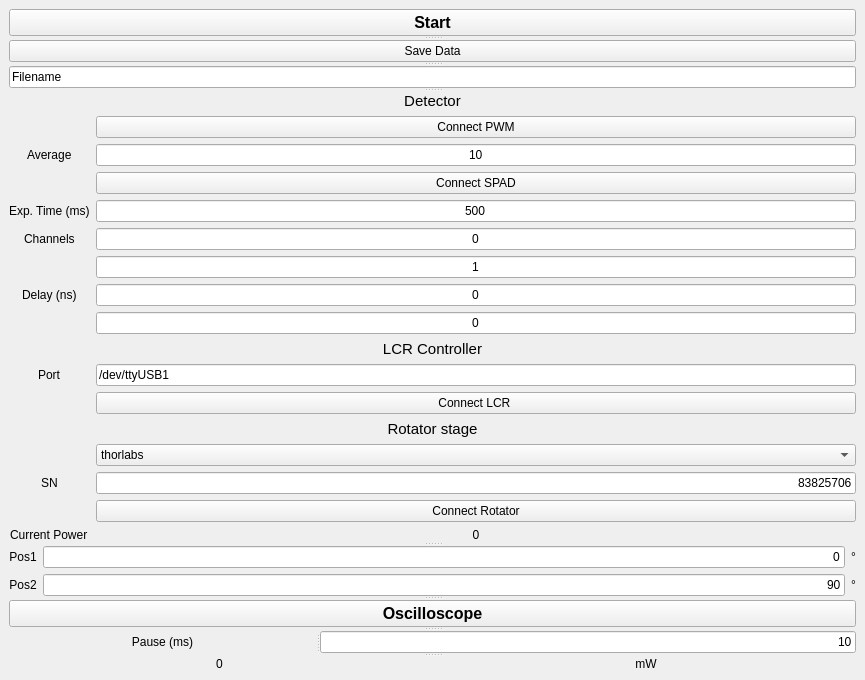
Qt form visLCR.ui (qLuxor/pylabtools) before a commit.
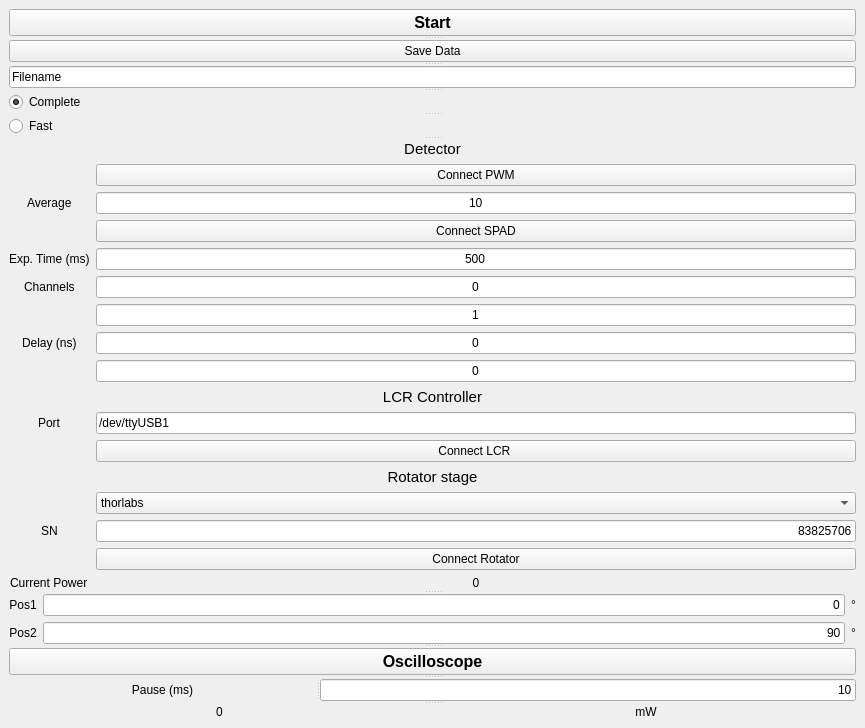
The same form after that commit.

Commit message: Added choice of voltage array

The edit to the form file:
```diff
--- a/visLCR.ui
+++ b/visLCR.ui
@@ -56,6 +56,19 @@
              <string>Filename</string>
             </property>
            </widget>
+           <widget class="QRadioButton" name="rbtnComplete">
+            <property name="text">
+             <string>Complete</string>
+            </property>
+            <property name="checked">
+             <bool>true</bool>
+            </property>
+           </widget>
+           <widget class="QRadioButton" name="rbtnFast">
+            <property name="text">
+             <string>Fast</string>
+            </property>
+           </widget>
           </widget>
           <widget class="QSplitter" name="splitter">
            <property name="orientation">
```
The commit also changes 1 other file.
